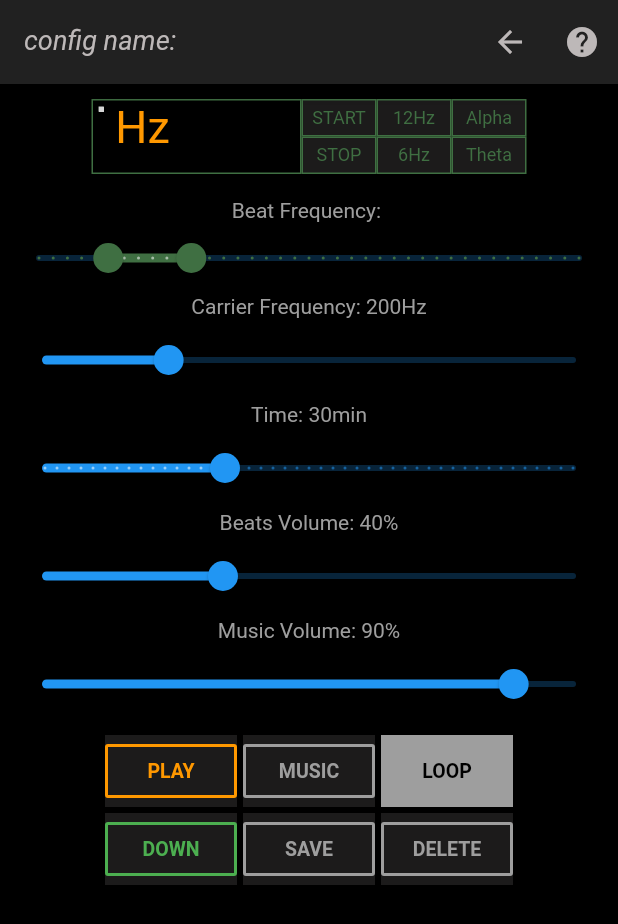
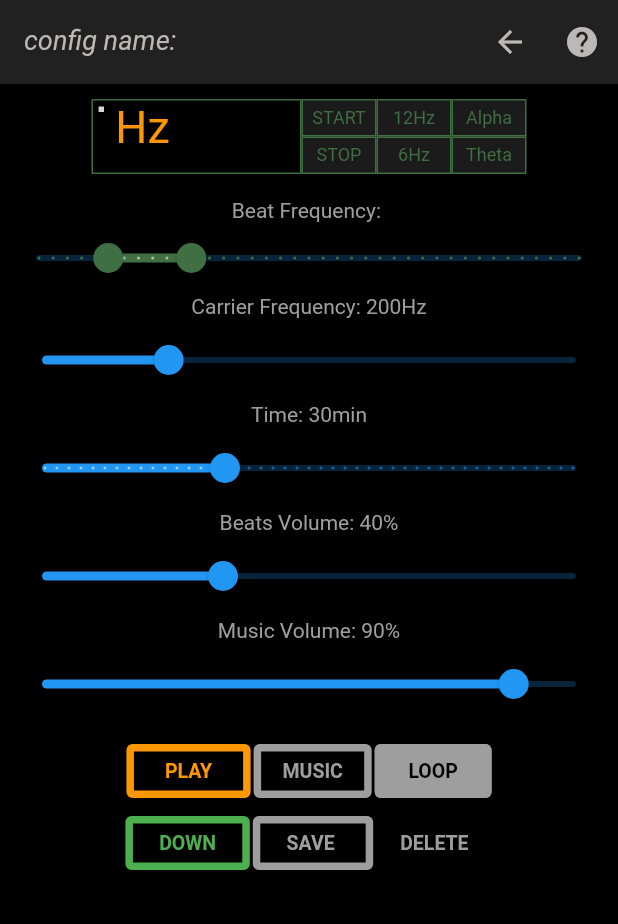
Before and after one commit to zavarese/binauralsleep, a Flutter app: the screen it shows after launch, after a tap on the "add to photos" icon, on a phone screen of 412 x 824 dp. Shown: the top 924 px of the screen. Run offline on Flutter 3.47's test engine with Material 2 defaults, Android fonts, the phone set to English and light mode, and no system bars; our stand-ins replace file_picker, shared_preferences; missing offline and left inert: segment_display; grey boxes are pictures that could not be loaded.

```diff
--- a/lib/pages/configuration.dart
+++ b/lib/pages/configuration.dart
@@ -243,7 +243,7 @@ class ConfigPageState extends Config with WidgetsBindingObserver  {
                             children: <Widget>[
                               ButtonCustomState(
                                 button: ButtonCustom(
-                                    label: (isPlaying=="true" ? "STOP" : "PLAY"),
+                                    label: (isPlaying=="true" ? "   STOP  " : "   PLAY   "),
                                     active: (isPlaying=="true" ? true : false),
                                     function: (loading=="loading..."?null:playButton),
                                     color: Colors.orange,
@@ -251,12 +251,12 @@ class ConfigPageState extends Config with WidgetsBindingObserver  {
                               ),
                             ]
                         ),
-                        Column(children: <Widget>[SizedBox(width:4)]),
+                        Column(children: <Widget>[SizedBox(width:2)]),
                         Column(
                             children: <Widget>[
                               ButtonCustomState(
                                 button: ButtonCustom(
-                                    label: 'MUSIC',
+                                    label: ' MUSIC ',
                                     active: (path==""||path=="error"?false:true),
                                     function: (isPlaying=="false"?(path==""?musicButton:setEmptyMusic):null),
                                     color: Colors.grey,
@@ -264,12 +264,12 @@ class ConfigPageState extends Config with WidgetsBindingObserver  {
                               ),
                             ]
                         ),
-                        Column(children: <Widget>[SizedBox(width:4)]),
+                        Column(children: <Widget>[SizedBox(width:2)]),
                         Column(
                             children: <Widget>[
                               ButtonCustomState(
                                 button: ButtonCustom(
-                                    label: 'LOOP',
+                                    label: '  LOOP  ',
                                     active: (loop==true?true:false),
                                     function: (isPlaying=="false"?loopButton:null),
                                     color: Colors.grey,
@@ -281,16 +281,12 @@ class ConfigPageState extends Config with WidgetsBindingObserver  {
                     ),
                     Row(
                       mainAxisAlignment:  MainAxisAlignment.center,
-                      children: <Widget>[SizedBox(height: 4,)]
-                    ),
-                    Row(
-                      mainAxisAlignment:  MainAxisAlignment.center,
                       children: <Widget>[
                         Column(
                             children: <Widget>[
                               ButtonCustomState(
                                 button: ButtonCustom(
-                                    label: (decreasing==true?'DOWN':'UP'),
+                                    label: (decreasing==true?'  DOWN  ':'     UP     '),
                                     active: false,
                                     function: (isPlaying=="false"?upDownButton:null),
                                     color: Colors.green,
@@ -298,12 +294,12 @@ class ConfigPageState extends Config with WidgetsBindingObserver  {
                               ),
                             ]
                         ),
-                        Column(children: <Widget>[SizedBox(width:4)]),
+                        Column(children: <Widget>[SizedBox(width:2)]),
                         Column(
                             children: <Widget>[
                               ButtonCustomState(
                                 button: ButtonCustom(
-                                    label: 'SAVE',
+                                    label: '  SAVE   ',
                                     active: false,
                                     function: (isPlaying=="true" || loading=="loading..."?null:(id==0?saveInsertButton:saveUpdateButton)),
                                     color: Colors.grey,
@@ -311,7 +307,7 @@ class ConfigPageState extends Config with WidgetsBindingObserver  {
                               ),
                             ]
                         ),
-                        Column(children: <Widget>[SizedBox(width:4)]),
+                        Column(children: <Widget>[SizedBox(width:2)]),
                         Column(
                             children: <Widget>[
                               ButtonCustomState(
--- a/lib/util/components.dart
+++ b/lib/util/components.dart
@@ -29,28 +29,24 @@ class ButtonCustomState extends StatelessWidget {
       colorBorder = button.color;
       colorText = Colors.black;
     }else{
-      colorBackground = Color.fromRGBO(28, 27, 27, 1);
+      colorBackground = Colors.black;
       colorBorder = button.color;
       colorText = button.color;
     }
 
-    return DecoratedBox(
-        decoration: ShapeDecoration(shape: Border(), color: colorBackground),
-        child: Theme(
-        data: Theme.of(context).copyWith(
-        buttonTheme: ButtonTheme.of(context).copyWith(
-            materialTapTargetSize: MaterialTapTargetSize.shrinkWrap)),
-        child: OutlineButton(
+    if(button.function==null){
+      colorBorder = Colors.black;
+    }
+
+    return OutlinedButton(
           child: Text(button.label,
             style: TextStyle(color: colorText,fontWeight: FontWeight.bold,fontSize: 13),
           ),
-          borderSide: BorderSide(
-            color: colorBorder,
-            width: 2,
+          style: OutlinedButton.styleFrom(
+            side: BorderSide(width: 5.0, color: colorBorder),
+            backgroundColor: colorBackground
           ),
           onPressed: button.function,
-          )
-        )
     );
   }
 }
```
